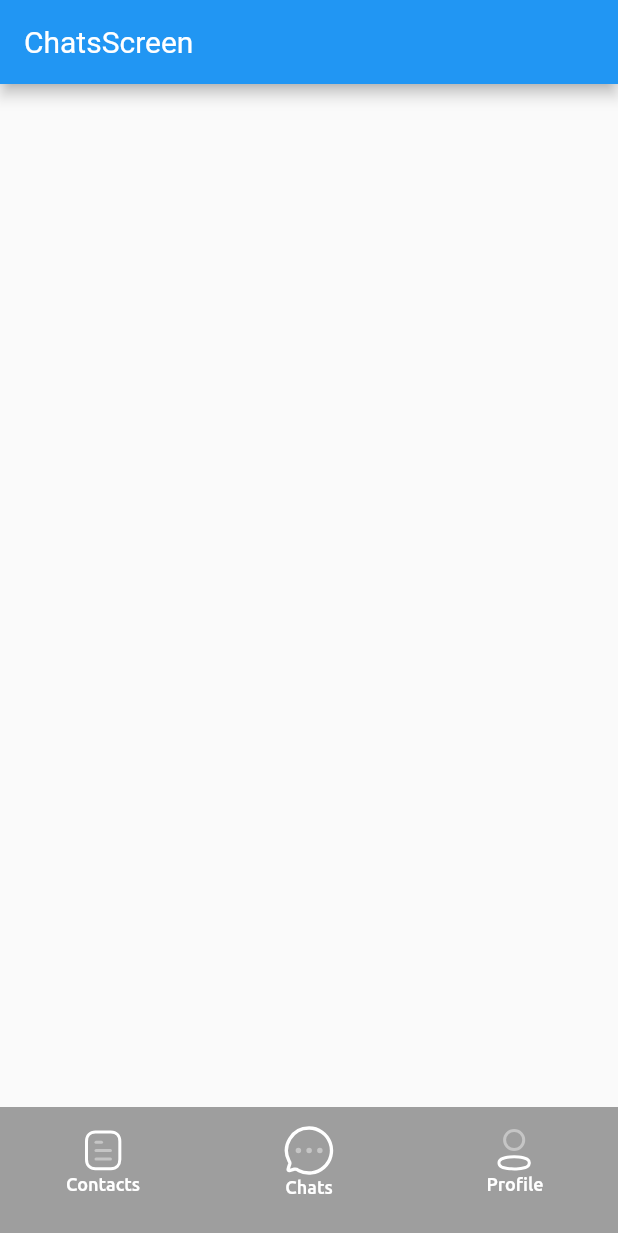
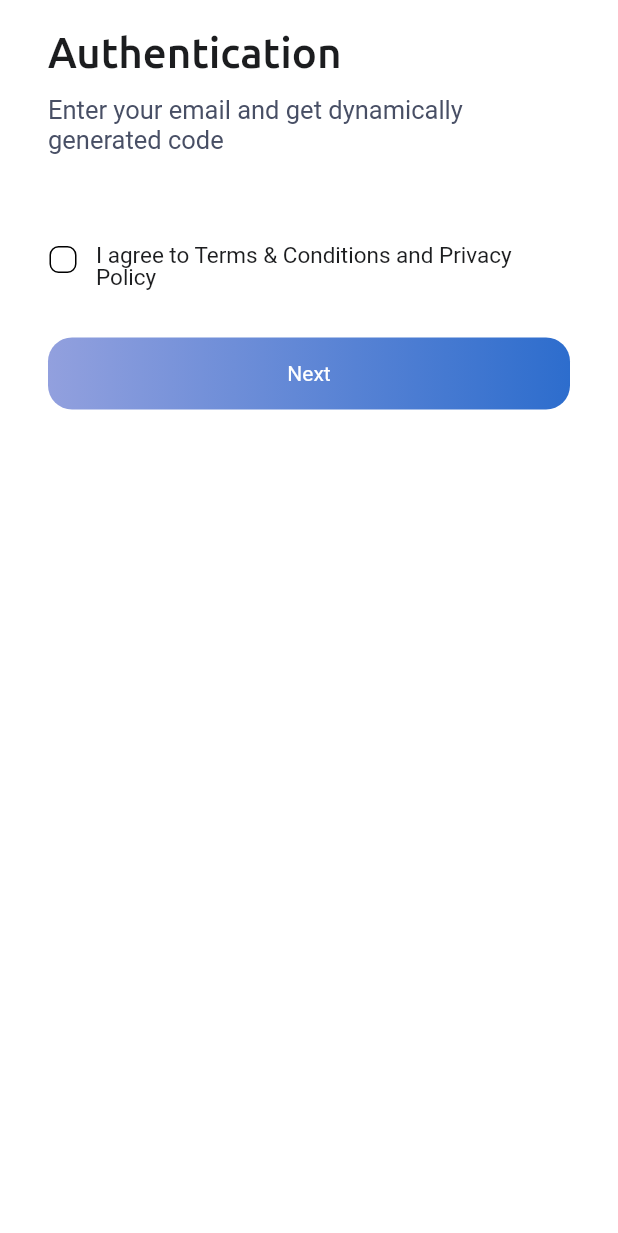
Before and after one commit to dev-KPI/golub-mobile, a Flutter app: the screen it shows after launch, on a phone screen of 412 x 824 dp. Shown: the top 1233 px of the screen. Run offline on Flutter 3.47's test engine with Material 2 defaults, Android fonts, the phone set to English and light mode, and no system bars; our stand-ins replace flutter_svg, go_router.

Commit message:
[Auth] - added auth route, created elevated button widget

```diff
--- a/lib/l10n/intl_en.arb
+++ b/lib/l10n/intl_en.arb
@@ -1,4 +1,7 @@
 {
  "@@locale": "en",
- "labelContacts": "Contacts"
+ "labelContacts": "Contacts",
+ "authScreenTitle": "Authentication",
+ "authScreenDescription": "Enter your email and get dynamically generated code",
+ "authScreenButtonLabel": "Next"
 }
--- a/lib/l10n/intl_uk.arb
+++ b/lib/l10n/intl_uk.arb
@@ -1,4 +1,7 @@
 {
   "@@locale": "uk",
-  "labelContacts": "Контакти"
+  "labelContacts": "Контакти",
+  "authScreenTitle": "Авторизація",
+  "authScreenDescription": "Введіть адрес вашої електроної пошти та отримайте код авторизації",
+  "authScreenButtonLabel": "Далі"
 }
--- a/lib/src/app.dart
+++ b/lib/src/app.dart
@@ -2,6 +2,7 @@ import 'package:flutter/material.dart';
 import 'package:golub/generated/l10n.dart';
 import 'package:golub/src/presentation/navigation/app_router.dart';
 import 'package:flutter_localizations/flutter_localizations.dart';
+import 'package:golub/src/presentation/ui_kit/theme/themes/light_theme.dart';
 
 class App extends StatelessWidget {
   const App({super.key});
@@ -13,6 +14,7 @@ class App extends StatelessWidget {
       // themeMode: themeState.currentThemeMode,
       // theme: themeState.currentTheme,
       // darkTheme: themeState.currentThemeDark,
+      theme: lightTheme,
       localizationsDelegates: const [
         S.delegate,
         GlobalMaterialLocalizations.delegate,
--- /dev/null
+++ b/lib/src/presentation/features/auth/screens/auth_screen.dart
@@ -0,0 +1,85 @@
+import 'package:flutter/material.dart';
+import 'package:golub/generated/l10n.dart';
+import 'package:golub/src/presentation/ui_kit/ui.dart';
+
+class AuthScreen extends StatelessWidget {
+  const AuthScreen({super.key});
+
+  @override
+  Widget build(BuildContext context) {
+    final s = S.of(context);
+    return Scaffold(
+      body: SafeArea(
+        child: Padding(
+          padding: const EdgeInsets.symmetric(
+            vertical: 16.0, horizontal: 32.0,
+          ),
+          child: SingleChildScrollView(
+            child: Column(
+              crossAxisAlignment: CrossAxisAlignment.start,
+              children: [
+                Text(
+                  s.authScreenTitle,
+                  style: Theme.of(context).textTheme.titleLarge,
+                ),
+                const SizedBox(height: 12.0),
+                Text(
+                  s.authScreenDescription,
+                  style: Theme.of(context).textTheme.bodyMedium,
+                ),
+
+                Padding(
+                  padding: const EdgeInsets.only(
+                    top: 60.0,
+                    bottom: 32.0,
+                  ),
+                  child: Row(
+                    crossAxisAlignment: CrossAxisAlignment.start,
+                    children: [
+                      SizedBox(
+                        width: 20.0,
+                        height: 20.0,
+                        child: Checkbox(
+                          shape: RoundedRectangleBorder(
+                            borderRadius: BorderRadius.circular(6.0)
+                          ),
+                          side: const BorderSide(
+                            color: Colors.black,
+                            width: 1.0,
+                          ),
+                          checkColor: Colors.white,
+                          //fillColor: MaterialStateProperty.resolveWith(getColor),
+                          value: false,
+                          onChanged: (bool? value) {
+                            print('value');
+                            print(value);
+                          },
+                        ),
+                      ),
+                      const SizedBox(width: 12.0),
+                      Expanded(
+                        child: Text(
+                          'I agree to Terms & Conditions'
+                           ' and Privacy Policy',
+                          style: Theme.of(context).textTheme.bodySmall?.copyWith(
+                            height: 1
+                          ),
+                        ),
+                      ),
+                    ],
+                  ),
+                ),
+                ElevatedButtonWidget(
+                  onPressed: () {
+                    print('onPressed');
+                  },
+                  buttonLabel: s.authScreenButtonLabel,
+                ),
+              ],
+            ),
+          ),
+        ),
+      ),
+    );
+  }
+}
--- a/lib/src/presentation/features/splash/screens/splash_screen.dart
+++ b/lib/src/presentation/features/splash/screens/splash_screen.dart
@@ -18,7 +18,7 @@ class _SplashScreenState extends State<SplashScreen> {
   void initState() {
     super.initState();
     _initialization().then((_) {
-      context.goNamed(AppRoutes.chats);
+      context.goNamed(AppRoutes.auth);
     });
   }
 
--- a/lib/src/presentation/navigation/app_router.dart
+++ b/lib/src/presentation/navigation/app_router.dart
@@ -1,5 +1,6 @@
 import 'package:flutter/material.dart';
 import 'package:go_router/go_router.dart';
+import 'package:golub/src/presentation/features/auth/screens/auth_screen.dart';
 import 'package:golub/src/presentation/features/chats/screens/chats_screen.dart';
 import 'package:golub/src/presentation/features/contacts/screens/contacts_screen.dart';
 import 'package:golub/src/presentation/features/profile/screens/profile_screen.dart';
@@ -22,6 +23,13 @@ final routerConfig = GoRouter(
       path: AppRoutes.getPath(AppRoutes.splash),
       builder: (BuildContext context, GoRouterState state) {
         return const SplashScreen();
+      },
+    ),
+    GoRoute(
+      name: AppRoutes.auth,
+      path: AppRoutes.getPath(AppRoutes.auth),
+      builder: (BuildContext context, GoRouterState state) {
+        return const AuthScreen();
       },
     ),
     StatefulShellRoute.indexedStack(
--- a/lib/src/presentation/navigation/app_routes.dart
+++ b/lib/src/presentation/navigation/app_routes.dart
@@ -1,6 +1,7 @@
 /// App routes
 class AppRoutes {
   static const String splash = 'splash';
+  static const String auth = 'auth';
   static const String contacts = 'contacts';
   static const String chats = 'chats';
   static const String profile = 'profile';
--- a/lib/src/presentation/ui_kit/theme/app_colors.dart
+++ b/lib/src/presentation/ui_kit/theme/app_colors.dart
@@ -24,4 +24,8 @@ class AppColors {
 
   static const Color mixBlueGray = Color(0xFFF3F2F8);
   static const Color mixBlueGray1 = Color(0xFFD6DAEB);
+
+  static const Color gradientIndigo = Color(0xFF92A0DE);
+  static const Color gradientBlue = Color(0xFF2D6DCD);
+
 }
--- a/lib/src/presentation/ui_kit/theme/app_sizes.dart
+++ b/lib/src/presentation/ui_kit/theme/app_sizes.dart
@@ -4,4 +4,8 @@ class AppSizes {
   static double bottomNavigationBarItemSize = 32.0;
   static double bottomNavigationBarActiveItemSize = 36.0;
   static double bottomNavigationBarItemContainerSize = 72.0;
+
+  /// Elevated button
+  static double elevatedButtonHeight = 48.0;
+  static double elevatedButtonBorderRadius = 16.0;
 }
--- a/lib/src/presentation/ui_kit/theme/app_styles.dart
+++ b/lib/src/presentation/ui_kit/theme/app_styles.dart
@@ -23,6 +23,7 @@ class AppTextStyles {
   static final TextStyle titleLarge = _ubuntu.copyWith(
     fontSize: 28.0,
     fontWeight: FontWeight.w500,
+    height: 1.25,
   );
   static final TextStyle displaySmall = _ubuntu.copyWith(
     fontSize: 11.0,
@@ -31,6 +32,7 @@ class AppTextStyles {
   static final TextStyle displayMedium = _roboto.copyWith(
     fontSize: 12.0,
     fontWeight: FontWeight.w400,
+    height: 1.25,
   );
   static final TextStyle bodyMedium = _roboto.copyWith(
     fontSize: 17.0,
@@ -39,6 +41,7 @@ class AppTextStyles {
   static final TextStyle bodySmall = _roboto.copyWith(
     fontSize: 15.0,
     fontWeight: FontWeight.w400,
+    height: 1.33,
   );
 }
 
@@ -50,4 +53,11 @@ class AppStyles {
     ],
     radius: 1.5,
   );
+
+  static const LinearGradient elevatedButtonGradient = LinearGradient(
+    colors: [
+      AppColors.gradientIndigo,
+      AppColors.gradientBlue,
+    ],
+  );
 }
--- a/lib/src/presentation/ui_kit/theme/themes/dark_theme.dart
+++ b/lib/src/presentation/ui_kit/theme/themes/dark_theme.dart
@@ -1,8 +1,13 @@
 import 'package:flutter/material.dart';
+import 'package:flutter/services.dart';
 import 'package:golub/src/presentation/ui_kit/theme/app_colors.dart';
 import 'package:golub/src/presentation/ui_kit/theme/app_styles.dart';
 
 final darkTheme = ThemeData(
+  appBarTheme: const AppBarTheme(
+    systemOverlayStyle: SystemUiOverlayStyle.light,
+  ),
+  scaffoldBackgroundColor: Colors.white,
   textTheme: TextTheme(
     titleLarge: AppTextStyles.titleLarge.copyWith(color: AppColors.baseWhite),
     titleMedium: AppTextStyles.titleMedium.copyWith(color: AppColors.baseWhite),
--- a/lib/src/presentation/ui_kit/theme/themes/light_theme.dart
+++ b/lib/src/presentation/ui_kit/theme/themes/light_theme.dart
@@ -1,15 +1,27 @@
 import 'package:flutter/material.dart';
+import 'package:flutter/services.dart';
+import 'package:golub/src/presentation/ui_kit/theme/app_colors.dart';
 import 'package:golub/src/presentation/ui_kit/theme/app_styles.dart';
 
 final lightTheme = ThemeData(
+  scaffoldBackgroundColor: Colors.white,
+  appBarTheme: const AppBarTheme(
+    systemOverlayStyle: SystemUiOverlayStyle.light,
+  ),
   textTheme: TextTheme(
-    titleLarge: AppTextStyles.titleLarge,
+    titleLarge: AppTextStyles.titleLarge.copyWith(
+      color: AppColors.baseBlack,
+    ),
     titleMedium: AppTextStyles.titleMedium,
     titleSmall: AppTextStyles.titleSmall,
     displayLarge: AppTextStyles.displayLarge,
     displayMedium: AppTextStyles.displayMedium,
     displaySmall: AppTextStyles.displaySmall,
-    bodyMedium: AppTextStyles.bodyMedium,
-    bodySmall: AppTextStyles.bodySmall,
+    bodyMedium: AppTextStyles.bodyMedium.copyWith(
+      color: AppColors.baseGray6,
+    ),
+    bodySmall: AppTextStyles.bodySmall.copyWith(
+      color: AppColors.baseBlack,
+    ),
   ),
 );
--- a/lib/src/presentation/ui_kit/ui.dart
+++ b/lib/src/presentation/ui_kit/ui.dart
@@ -2,3 +2,4 @@ library ui_kit;
 
 export 'theme/app_assets.dart';
 export 'theme/app_sizes.dart';
+export 'widgets/buttons/elevated_button_widget.dart';
--- /dev/null
+++ b/lib/src/presentation/ui_kit/widgets/buttons/elevated_button_widget.dart
@@ -0,0 +1,47 @@
+import 'package:flutter/material.dart';
+import 'package:golub/src/presentation/ui_kit/theme/app_sizes.dart';
+import 'package:golub/src/presentation/ui_kit/theme/app_styles.dart';
+
+class ElevatedButtonWidget extends StatelessWidget {
+  final double? width;
+  final double? height;
+  final double? borderRadius;
+  final VoidCallback onPressed;
+  final String buttonLabel;
+
+  const ElevatedButtonWidget({
+    required this.onPressed,
+    this.width,
+    this.height,
+    this.borderRadius,
+    this.buttonLabel = '',
+    super.key
+  });
+
+  @override
+  Widget build(BuildContext context) {
+    return Container(
+      constraints: BoxConstraints(
+        minWidth: width ?? double.infinity,
+        minHeight: height ?? AppSizes.elevatedButtonHeight,
+      ),
+      decoration: BoxDecoration(
+        gradient: AppStyles.elevatedButtonGradient,
+        borderRadius: BorderRadius.circular(
+          borderRadius ?? AppSizes.elevatedButtonBorderRadius),
+      ),
+      child: ElevatedButton(
+        onPressed: onPressed,
+        style: ElevatedButton.styleFrom(
+          backgroundColor: Colors.transparent,
+          shadowColor: Colors.transparent,
+          shape: RoundedRectangleBorder(borderRadius: BorderRadius.circular(
+            borderRadius ?? AppSizes.elevatedButtonBorderRadius)),
+        ),
+        child: Text(
+          buttonLabel,
+        ),
+      )
+    );
+  }
+}
--- /dev/null
+++ b/lib/src/presentation/ui_kit/widgets/widgets.dart
@@ -0,0 +1 @@
+export 'buttons/elevated_button_widget.dart';
```
Also changed, not shown: lib/generated/intl/messages_en.dart, lib/generated/intl/messages_uk.dart, lib/generated/l10n.dart.
